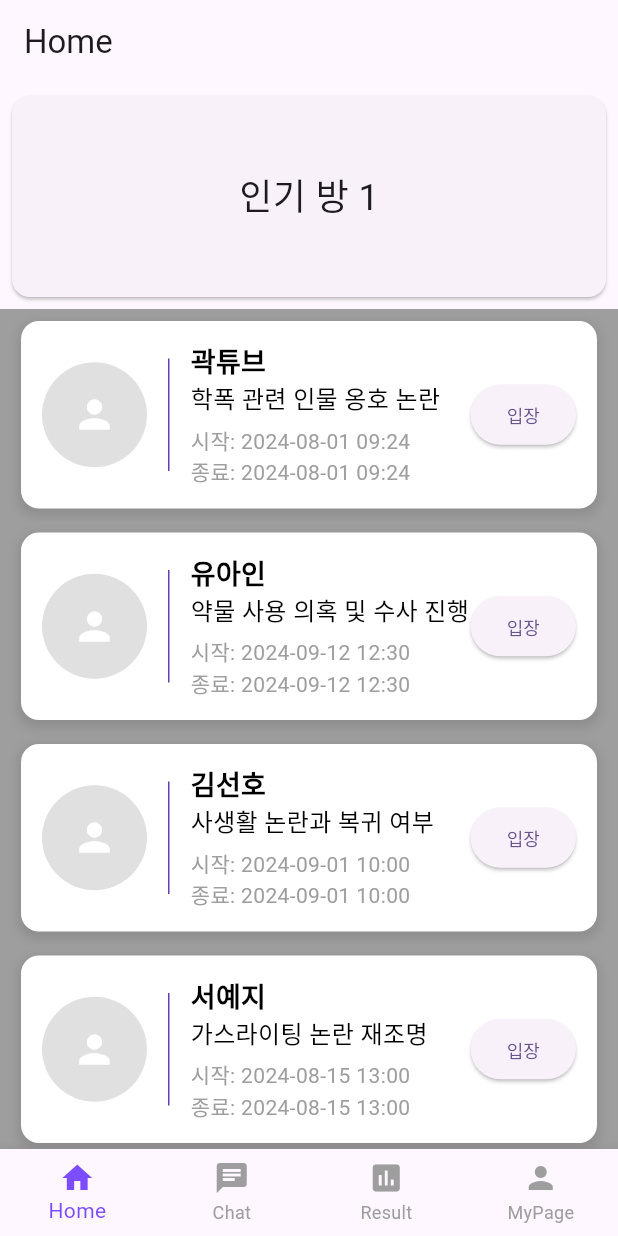
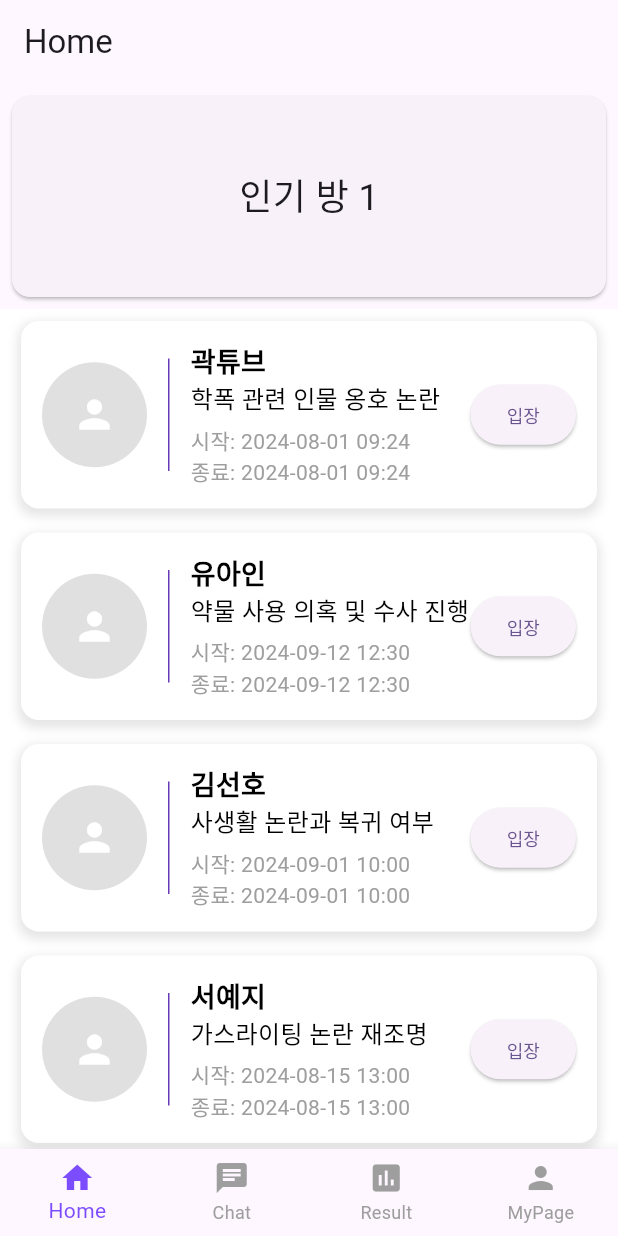
Before and after one commit to jhdo-dev/elice-2nd-updown, a Flutter app: the screen it shows after launch, on a phone screen of 412 x 824 dp. Run offline on Flutter 3.47's test engine with Material 3 defaults, Android fonts, the phone set to English and light mode, and no system bars; our stand-ins replace firebase_core; accounts and stored records are empty; generated files the repository leaves out were written again.

Commit message:
[fix] HomeView 분리

```diff
--- a/lib/src/view/home/home_view.dart
+++ b/lib/src/view/home/home_view.dart
@@ -23,23 +23,7 @@ class _HomePageState extends State<HomePage> {
       appBar: AppBar(
         title: const Text('Home'),
       ),
-      body: Column(
-        children: [
-          // 인기 방 스와이프 가능한 섹션
-          SizedBox(
-            height: 150, // 원하는 높이로 설정
-            child: PageView(
-              children: [
-                _buildPopularRoomCard('인기 방 1'),
-                _buildPopularRoomCard('인기 방 2'),
-                _buildPopularRoomCard('인기 방 3'),
-              ],
-            ),
-          ),
-          // 방 리스트
-          const Expanded(child: RoomListPage()),
-        ],
-      ),
+      body: const HomeView(), // HomeView 호출
       bottomNavigationBar: BottomNavigationBar(
         type: BottomNavigationBarType.fixed,
         currentIndex: _selectedIndex,
@@ -56,6 +40,31 @@ class _HomePageState extends State<HomePage> {
       ),
     );
   }
+}
+
+class HomeView extends StatelessWidget {
+  const HomeView({super.key});
+
+  @override
+  Widget build(BuildContext context) {
+    return Column(
+      children: [
+        // 인기 방 스와이프 가능한 섹션
+        SizedBox(
+          height: 150, // 원하는 높이로 설정
+          child: PageView(
+            children: [
+              _buildPopularRoomCard('인기 방 1'),
+              _buildPopularRoomCard('인기 방 2'),
+              _buildPopularRoomCard('인기 방 3'),
+            ],
+          ),
+        ),
+        // 방 리스트
+        const Expanded(child: RoomListPage()),
+      ],
+    );
+  }
 
   Widget _buildPopularRoomCard(String roomName) {
     return Card(
--- a/lib/src/view/home/widget/room_list.dart
+++ b/lib/src/view/home/widget/room_list.dart
@@ -72,7 +72,7 @@ class ChatRoomListPage extends StatelessWidget {
   @override
   Widget build(BuildContext context) {
     return Scaffold(
-      backgroundColor: Colors.grey,
+      backgroundColor: Colors.white,
       body: ListView.builder(
         itemCount: chatRooms.length,
         itemBuilder: (context, index) {
```
